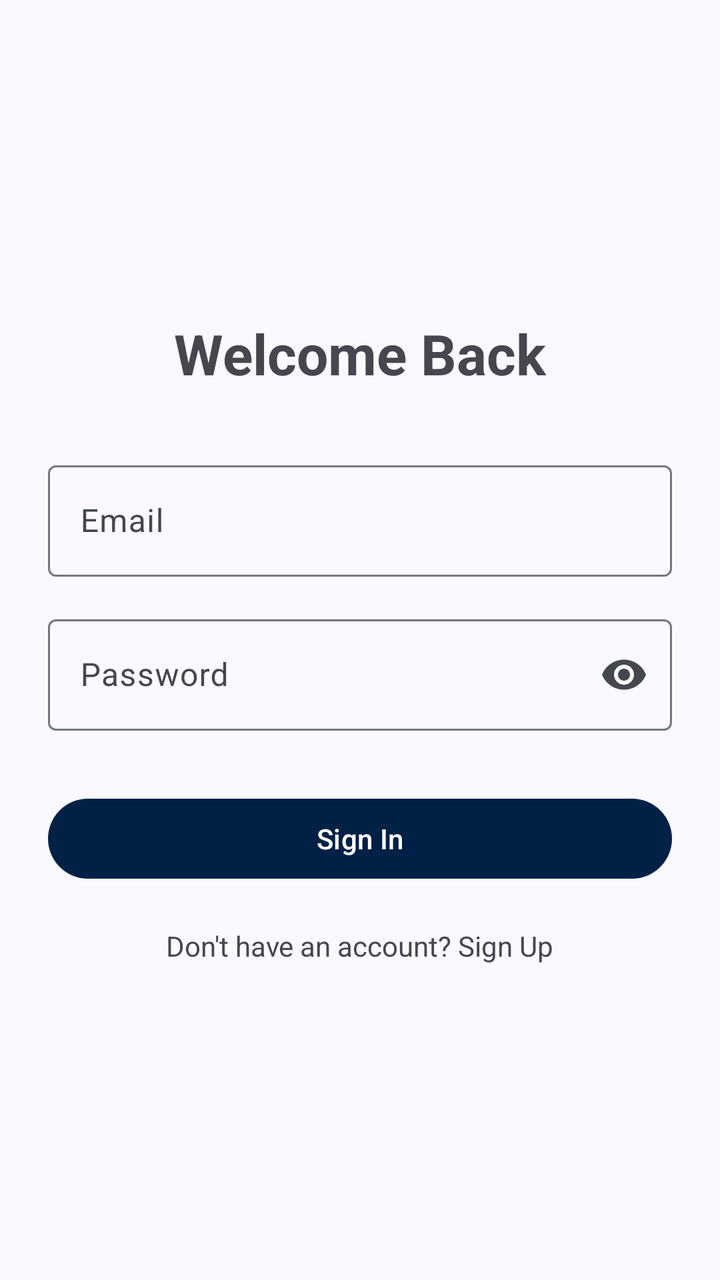
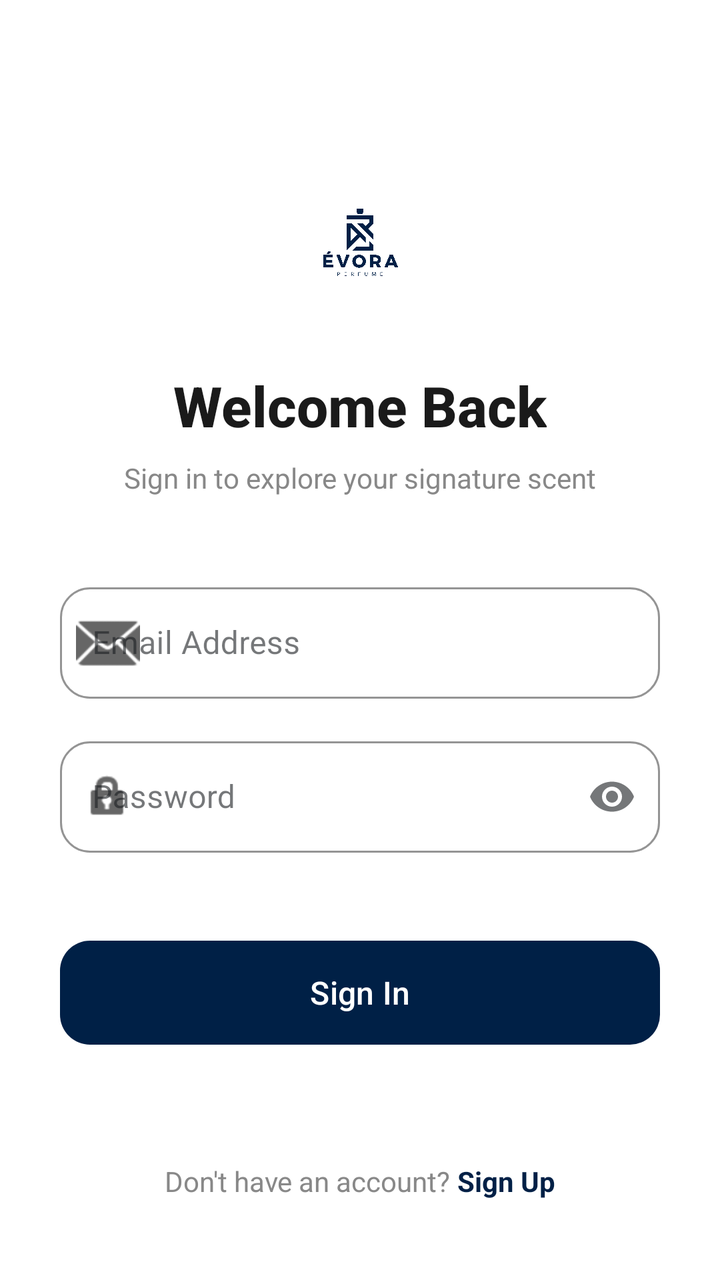

Screens rendered from an Android XML layout before and after an edit, with the pre-edit source and the edit as a unified diff.
<!-- AndroidManifest.xml: application theme Theme.Evora -->
<!-- res/layout/activity_sign_in.xml -->
<?xml version="1.0" encoding="utf-8"?>
<androidx.constraintlayout.widget.ConstraintLayout
    xmlns:android="http://schemas.android.com/apk/res/android"
    xmlns:app="http://schemas.android.com/apk/res-auto"
    xmlns:tools="http://schemas.android.com/tools"
    android:id="@+id/main"
    android:layout_width="match_parent"
    android:layout_height="match_parent"
    tools:context=".activity.SignInActivity">

    <TextView
        android:id="@+id/loginTitle"
        android:layout_width="wrap_content"
        android:layout_height="wrap_content"
        android:text="Welcome Back"
        android:textSize="28sp"
        android:textStyle="bold"
        app:layout_constraintBottom_toTopOf="@+id/emailLayout"
        app:layout_constraintEnd_toEndOf="parent"
        app:layout_constraintStart_toStartOf="parent"
        app:layout_constraintTop_toTopOf="parent"
        app:layout_constraintVertical_chainStyle="packed" />

    <com.google.android.material.textfield.TextInputLayout
        android:id="@+id/emailLayout"
        style="@style/Widget.Material3.TextInputLayout.OutlinedBox"
        android:layout_width="0dp"
        android:layout_height="wrap_content"
        android:hint="Email"
        android:layout_marginHorizontal="24dp"
        android:layout_marginTop="32dp"
        app:layout_constraintBottom_toTopOf="@+id/passwordLayout"
        app:layout_constraintEnd_toEndOf="parent"
        app:layout_constraintStart_toStartOf="parent"
        app:layout_constraintTop_toBottomOf="@+id/loginTitle">

        <com.google.android.material.textfield.TextInputEditText
            android:id="@+id/email"
            android:layout_width="match_parent"
            android:layout_height="wrap_content"
            android:inputType="textEmailAddress" />
    </com.google.android.material.textfield.TextInputLayout>

    <com.google.android.material.textfield.TextInputLayout
        android:id="@+id/passwordLayout"
        style="@style/Widget.Material3.TextInputLayout.OutlinedBox"
        android:layout_width="0dp"
        android:layout_height="wrap_content"
        android:hint="Password"
        android:layout_marginHorizontal="24dp"
        android:layout_marginTop="16dp"
        app:endIconMode="password_toggle"
        app:layout_constraintBottom_toTopOf="@+id/signInBtn"
        app:layout_constraintEnd_toEndOf="parent"
        app:layout_constraintStart_toStartOf="parent"
        app:layout_constraintTop_toBottomOf="@+id/emailLayout">

        <com.google.android.material.textfield.TextInputEditText
            android:id="@+id/password"
            android:layout_width="match_parent"
            android:layout_height="wrap_content"
            android:inputType="textPassword" />
    </com.google.android.material.textfield.TextInputLayout>

    <com.google.android.material.button.MaterialButton
        android:id="@+id/signInBtn"
        android:layout_width="0dp"
        android:layout_height="wrap_content"
        android:layout_marginHorizontal="24dp"
        android:layout_marginTop="30dp"
        android:text="Sign In"
        android:textAllCaps="false"
        app:layout_constraintBottom_toTopOf="@+id/signUpText"
        app:layout_constraintEnd_toEndOf="parent"
        app:layout_constraintStart_toStartOf="parent"
        app:layout_constraintTop_toBottomOf="@+id/passwordLayout" />

    <TextView
        android:id="@+id/signUpText"
        android:layout_width="wrap_content"
        android:layout_height="wrap_content"
        android:layout_marginTop="20dp"
        android:text="Don't have an account? Sign Up"
        android:textSize="14sp"
        app:layout_constraintBottom_toBottomOf="parent"
        app:layout_constraintEnd_toEndOf="parent"
        app:layout_constraintStart_toStartOf="parent"
        app:layout_constraintTop_toBottomOf="@+id/signInBtn" />

</androidx.constraintlayout.widget.ConstraintLayout>
<!-- resources referenced by this layout -->
<resources>
  <color name="md_theme_primary">#002046</color>
  <color name="md_theme_onPrimary">#FFFFFF</color>
  <color name="md_theme_primaryContainer">#D6E3FF</color>
  <color name="md_theme_onPrimaryContainer">#264777</color>
  <color name="md_theme_secondary">#555F71</color>
  <color name="md_theme_onSecondary">#FFFFFF</color>
  <color name="md_theme_secondaryContainer">#D9E3F9</color>
  <color name="md_theme_onSecondaryContainer">#3E4758</color>
  <color name="md_theme_tertiary">#6F5675</color>
  <color name="md_theme_onTertiary">#FFFFFF</color>
  <color name="md_theme_tertiaryContainer">#F9D8FE</color>
  <color name="md_theme_onTertiaryContainer">#563E5C</color>
  <color name="md_theme_error">#BA1A1A</color>
  <color name="md_theme_onError">#FFFFFF</color>
  <color name="md_theme_errorContainer">#FFDAD6</color>
  <color name="md_theme_onErrorContainer">#93000A</color>
  <color name="md_theme_background">#F9F9FF</color>
  <color name="md_theme_onBackground">#191C20</color>
  <color name="md_theme_surface">#F9F9FF</color>
  <color name="md_theme_onSurface">#191C20</color>
  <color name="md_theme_surfaceVariant">#E0E2EC</color>
  <color name="md_theme_onSurfaceVariant">#44474E</color>
  <color name="md_theme_outline">#74777F</color>
  <color name="md_theme_outlineVariant">#C4C6CF</color>
  <color name="md_theme_inverseSurface">#2E3036</color>
  <color name="md_theme_inverseOnSurface">#F0F0F7</color>
  <color name="md_theme_inversePrimary">#A9C7FF</color>
  <color name="md_theme_primaryFixed">#D6E3FF</color>
  <color name="md_theme_onPrimaryFixed">#001B3D</color>
  <color name="md_theme_primaryFixedDim">#A9C7FF</color>
  <color name="md_theme_onPrimaryFixedVariant">#264777</color>
  <color name="md_theme_secondaryFixed">#D9E3F9</color>
  <color name="md_theme_onSecondaryFixed">#121C2B</color>
  <color name="md_theme_secondaryFixedDim">#BDC7DC</color>
  <color name="md_theme_onSecondaryFixedVariant">#3E4758</color>
  <color name="md_theme_tertiaryFixed">#F9D8FE</color>
  <color name="md_theme_onTertiaryFixed">#28132F</color>
  <color name="md_theme_tertiaryFixedDim">#DCBCE1</color>
  <color name="md_theme_onTertiaryFixedVariant">#563E5C</color>
  <color name="md_theme_surfaceDim">#D9D9E0</color>
  <color name="md_theme_surfaceBright">#F9F9FF</color>
  <color name="md_theme_surfaceContainerLowest">#FFFFFF</color>
  <color name="md_theme_surfaceContainerLow">#F3F3FA</color>
  <color name="md_theme_surfaceContainer">#EDEDF4</color>
  <color name="md_theme_surfaceContainerHigh">#E7E8EE</color>
  <color name="md_theme_surfaceContainerHighest">#E2E2E9</color>
  <!-- unchanged entries left out for length: 1 -->
</resources>

<!-- the commit's change to res/layout/activity_sign_in.xml (unified diff, before → after) -->
@@ -6,51 +6,92 @@
     android:id="@+id/main"
     android:layout_width="match_parent"
     android:layout_height="match_parent"
+    android:background="#FFFFFF"
     tools:context=".activity.SignInActivity">
+
+    <ImageView
+        android:id="@+id/brandLogo"
+        android:layout_width="80dp"
+        android:layout_height="80dp"
+        android:layout_marginTop="80dp"
+        android:src="@drawable/logo"
+        app:layout_constraintEnd_toEndOf="parent"
+        app:layout_constraintStart_toStartOf="parent"
+        app:layout_constraintTop_toTopOf="parent"
+        app:tint="#002046" />
 
     <TextView
         android:id="@+id/loginTitle"
         android:layout_width="wrap_content"
         android:layout_height="wrap_content"
+        android:layout_marginTop="24dp"
+        android:fontFamily="sans-serif-medium"
+
         android:text="Welcome Back"
+        android:textColor="#1A1A1A"
         android:textSize="28sp"
         android:textStyle="bold"
-        app:layout_constraintBottom_toTopOf="@+id/emailLayout"
         app:layout_constraintEnd_toEndOf="parent"
         app:layout_constraintStart_toStartOf="parent"
-        app:layout_constraintTop_toTopOf="parent"
-        app:layout_constraintVertical_chainStyle="packed" />
+        app:layout_constraintTop_toBottomOf="@+id/brandLogo" />
+
+    <TextView
+        android:id="@+id/loginSubtitle"
+        android:layout_width="wrap_content"
+        android:layout_height="wrap_content"
+        android:layout_marginTop="8dp"
+        android:text="Sign in to explore your signature scent"
+        android:textColor="#888888"
+        android:textSize="14sp"
+        app:layout_constraintEnd_toEndOf="parent"
+        app:layout_constraintStart_toStartOf="parent"
+        app:layout_constraintTop_toBottomOf="@+id/loginTitle" />
 
     <com.google.android.material.textfield.TextInputLayout
         android:id="@+id/emailLayout"
-        style="@style/Widget.Material3.TextInputLayout.OutlinedBox"
+        style="@style/Widget.MaterialComponents.TextInputLayout.OutlinedBox"
         android:layout_width="0dp"
         android:layout_height="wrap_content"
-        android:hint="Email"
-        android:layout_marginHorizontal="24dp"
-        android:layout_marginTop="32dp"
-        app:layout_constraintBottom_toTopOf="@+id/passwordLayout"
+        android:layout_marginHorizontal="30dp"
+        android:layout_marginTop="40dp"
+        android:hint="Email Address"
+        app:boxCornerRadiusBottomEnd="15dp"
+        app:boxCornerRadiusBottomStart="15dp"
+        app:boxCornerRadiusTopEnd="15dp"
+        app:boxCornerRadiusTopStart="15dp"
+        app:boxStrokeColor="#002046"
+        app:hintTextColor="#002046"
+        app:startIconDrawable="@android:drawable/ic_dialog_email"
+        app:startIconTint="#666666"
         app:layout_constraintEnd_toEndOf="parent"
         app:layout_constraintStart_toStartOf="parent"
-        app:layout_constraintTop_toBottomOf="@+id/loginTitle">
+        app:layout_constraintTop_toBottomOf="@+id/loginSubtitle">
 
         <com.google.android.material.textfield.TextInputEditText
             android:id="@+id/email"
             android:layout_width="match_parent"
             android:layout_height="wrap_content"
-            android:inputType="textEmailAddress" />
+            android:inputType="textEmailAddress"
+            android:textColor="#1A1A1A" />
     </com.google.android.material.textfield.TextInputLayout>
 
     <com.google.android.material.textfield.TextInputLayout
         android:id="@+id/passwordLayout"
-        style="@style/Widget.Material3.TextInputLayout.OutlinedBox"
+        style="@style/Widget.MaterialComponents.TextInputLayout.OutlinedBox"
         android:layout_width="0dp"
         android:layout_height="wrap_content"
+        android:layout_marginHorizontal="30dp"
+        android:layout_marginTop="16dp"
         android:hint="Password"
-        android:layout_marginHorizontal="24dp"
-        android:layout_marginTop="16dp"
+        app:boxCornerRadiusBottomEnd="15dp"
+        app:boxCornerRadiusBottomStart="15dp"
+        app:boxCornerRadiusTopEnd="15dp"
+        app:boxCornerRadiusTopStart="15dp"
+        app:boxStrokeColor="#002046"
         app:endIconMode="password_toggle"
-        app:layout_constraintBottom_toTopOf="@+id/signInBtn"
+        app:hintTextColor="#002046"
+        app:startIconDrawable="@android:drawable/ic_lock_idle_lock"
+        app:startIconTint="#666666"
         app:layout_constraintEnd_toEndOf="parent"
         app:layout_constraintStart_toStartOf="parent"
         app:layout_constraintTop_toBottomOf="@+id/emailLayout">
@@ -59,32 +100,53 @@
             android:id="@+id/password"
             android:layout_width="match_parent"
             android:layout_height="wrap_content"
-            android:inputType="textPassword" />
+            android:inputType="textPassword"
+            android:textColor="#1A1A1A" />
     </com.google.android.material.textfield.TextInputLayout>
+
 
     <com.google.android.material.button.MaterialButton
         android:id="@+id/signInBtn"
         android:layout_width="0dp"
-        android:layout_height="wrap_content"
-        android:layout_marginHorizontal="24dp"
-        android:layout_marginTop="30dp"
+        android:layout_height="60dp"
+        android:layout_marginHorizontal="30dp"
+        android:layout_marginTop="40dp"
+        android:fontFamily="sans-serif-medium"
         android:text="Sign In"
         android:textAllCaps="false"
-        app:layout_constraintBottom_toTopOf="@+id/signUpText"
+        android:textSize="16sp"
+        app:backgroundTint="#002046"
+        app:cornerRadius="15dp"
+        app:elevation="4dp"
         app:layout_constraintEnd_toEndOf="parent"
         app:layout_constraintStart_toStartOf="parent"
         app:layout_constraintTop_toBottomOf="@+id/passwordLayout" />
 
-    <TextView
-        android:id="@+id/signUpText"
+    <LinearLayout
+        android:id="@+id/signUpLayout"
         android:layout_width="wrap_content"
         android:layout_height="wrap_content"
-        android:layout_marginTop="20dp"
-        android:text="Don't have an account? Sign Up"
-        android:textSize="14sp"
+        android:layout_marginBottom="40dp"
+        android:orientation="horizontal"
         app:layout_constraintBottom_toBottomOf="parent"
         app:layout_constraintEnd_toEndOf="parent"
-        app:layout_constraintStart_toStartOf="parent"
-        app:layout_constraintTop_toBottomOf="@+id/signInBtn" />
+        app:layout_constraintStart_toStartOf="parent">
+
+        <TextView
+            android:layout_width="wrap_content"
+            android:layout_height="wrap_content"
+            android:text="Don't have an account? "
+            android:textColor="#888888"
+            android:textSize="14sp" />
+
+        <TextView
+            android:id="@+id/signUpText"
+            android:layout_width="wrap_content"
+            android:layout_height="wrap_content"
+            android:text="Sign Up"
+            android:textColor="#002046"
+            android:textSize="14sp"
+            android:textStyle="bold" />
+    </LinearLayout>
 
 </androidx.constraintlayout.widget.ConstraintLayout>
<!-- resource entries referenced after the edit -->
@@ -1,5 +1,6 @@
 <!-- resources referenced by this layout -->
 <resources>
+  <!-- drawable logo: png bitmap (drawable, 20344 bytes) -->
   <color name="md_theme_primary">#002046</color>
   <color name="md_theme_onPrimary">#FFFFFF</color>
   <color name="md_theme_primaryContainer">#D6E3FF</color>
